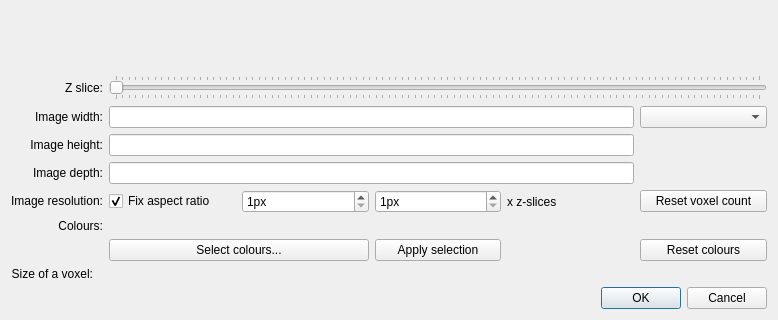
Above: gui/dialogs/dialoggeometryimage.ui from spatial-model-editor/spatial-model-editor before the change; both pictures show x 0 to 778 and y 374 to 694 of the 778 by 694 pixel window. Below: the same form after it.
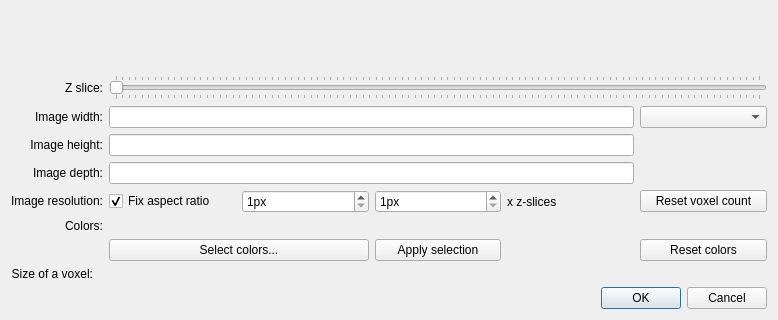
That is the form after the change. Custom widgets are drawn as their Qt base class.

Commit message:
Use `color` instead of `colour` (#1050)
- make spelling of color consistent everywhere in codebase and docs
- add new cereal version of `Settings` with new spelling
- update example models to latest version of file format
- extend serialization tests to check that previous version is imported correctly
- resolves #1022

Diff of the .ui file:
```diff
--- a/gui/dialogs/dialoggeometryimage.ui
+++ b/gui/dialogs/dialoggeometryimage.ui
@@ -48,7 +48,7 @@
      <item row="7" column="5">
       <widget class="QPushButton" name="btnResetColours">
        <property name="text">
-        <string>Reset colours</string>
+        <string>Reset colors</string>
        </property>
       </widget>
      </item>
@@ -151,7 +151,7 @@
      <item row="7" column="1" colspan="2">
       <widget class="QPushButton" name="btnSelectColours">
        <property name="text">
-        <string>Select colours...</string>
+        <string>Select colors...</string>
        </property>
       </widget>
      </item>
@@ -215,7 +215,7 @@
         </sizepolicy>
        </property>
        <property name="text">
-        <string>Colours:</string>
+        <string>Colors:</string>
        </property>
        <property name="alignment">
         <set>Qt::AlignRight|Qt::AlignTrailing|Qt::AlignVCenter</set>
```
Left out of the diff: 16 changed lines with no effect on the pictures. The commit also changes 98 other files.
